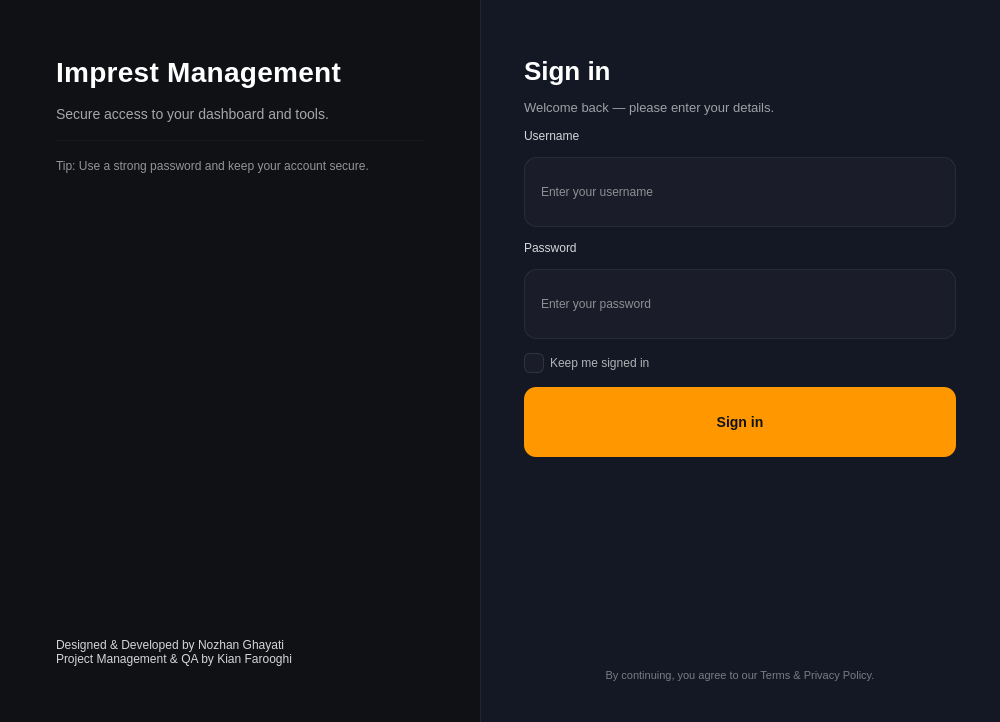
The window that app/ui/main_window.ui (NozhanQ/Imprest_Management_Forked) describes before a commit, drawn with Qt 5.
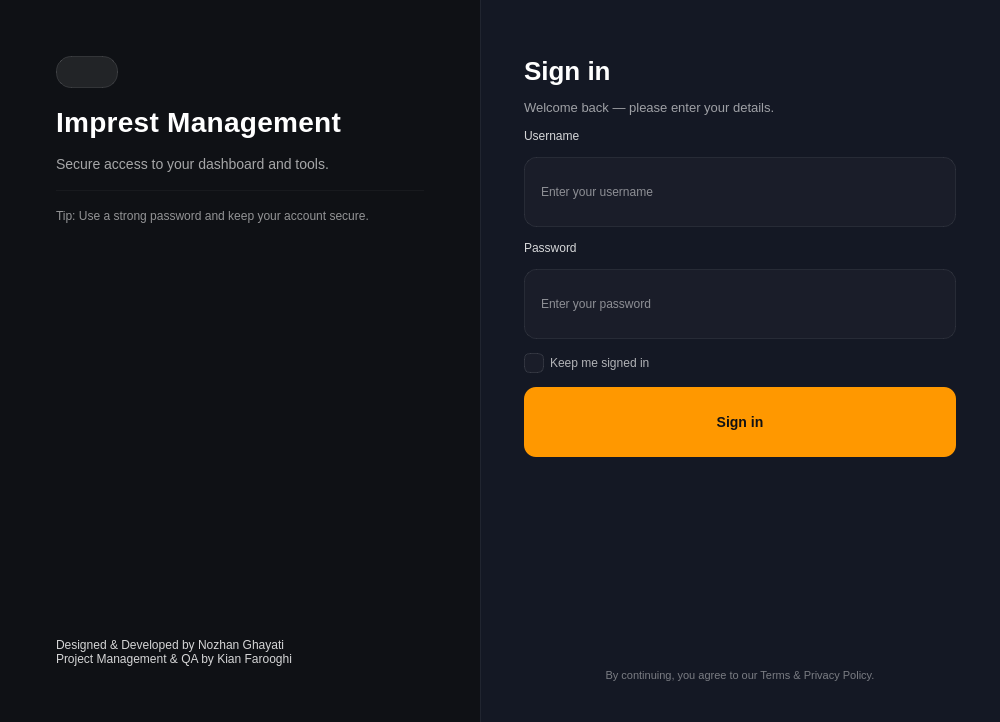
The same window after the commit.

Diff of the .ui file:
```diff
--- a/app/ui/main_window.ui
+++ b/app/ui/main_window.ui
@@ -206,6 +206,40 @@
       <property name="bottomMargin">
        <number>56</number>
       </property>
+      <item>
+       <widget class="QPushButton" name="lang_toggle">
+        <property name="styleSheet">
+         <string notr="true">QPushButton#lang_toggle {
+    min-width: 60px;
+    max-width: 60px;
+    min-height: 30px;
+    max-height: 30px;
+    border-radius: 15px;
+    background-color: rgba(255, 255, 255, 20);
+    border: 1px solid rgba(255, 255, 255, 30);
+	color: #FF9800;
+    font-weight: 700;
+    font-size: 11px;
+}
+
+QPushButton#lang_toggle:hover {
+    border: 1px solid rgba(255, 152, 0, 120);
+}
+
+QPushButton#lang_toggle:checked {
+    background-color: #FF9800;
+    color: #101114;
+    border: 1px solid #FF9800;
+}</string>
+        </property>
+        <property name="text">
+         <string/>
+        </property>
+        <property name="checkable">
+         <bool>true</bool>
+        </property>
+       </widget>
+      </item>
       <item>
        <widget class="QLabel" name="lblBrand">
         <property name="text">
```
Left out of the diff: 1 changed line with no effect on the pictures.
